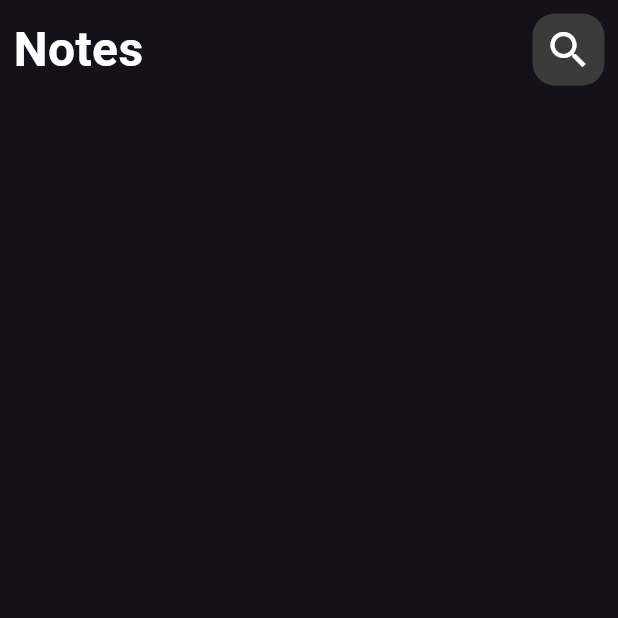
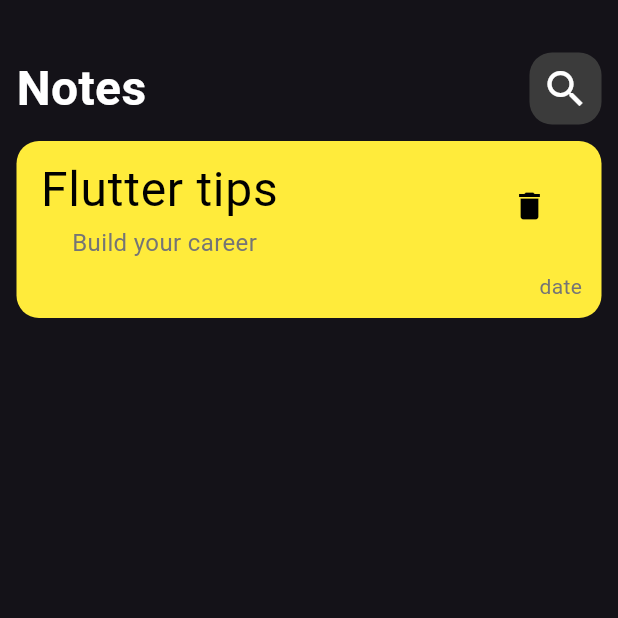
Before and after one commit to Muhammadkhiry/notes_app, a Flutter app: the screen it shows after launch, on a phone screen of 412 x 824 dp, the top half of it. Run offline on Flutter 3.47's test engine with Material 3 defaults, Android fonts, the light colour scheme and no system bars.

Commit message:
note item widget, refactoring the notes view

```diff
--- /dev/null
+++ b/lib/widgets/note_item.dart
@@ -0,0 +1,42 @@
+import 'package:flutter/material.dart';
+
+class NoteItem extends StatelessWidget {
+  const NoteItem({super.key});
+
+  @override
+  Widget build(BuildContext context) {
+    return Container(
+      decoration: BoxDecoration(
+        color: Colors.yellow,
+        borderRadius: BorderRadius.circular(15),
+      ),
+      child: Column(
+        crossAxisAlignment: CrossAxisAlignment.end,
+        children: [
+          ListTile(
+            title: Text(
+              "Flutter tips",
+              style: TextStyle(color: Colors.black, fontSize: 32),
+            ),
+            subtitle: Text(
+              "     Build your career",
+              style: TextStyle(color: Colors.grey[600], fontSize: 16),
+            ),
+            trailing: IconButton(
+              onPressed: () {},
+              icon: Icon(Icons.delete),
+              color: Colors.black,
+            ),
+          ),
+          Padding(
+            padding: const EdgeInsets.only(bottom: 11, right: 13),
+            child: Text(
+              "date",
+              style: TextStyle(color: Colors.grey[600], fontSize: 14),
+            ),
+          ),
+        ],
+      ),
+    );
+  }
+}
--- a/lib/widgets/notes_view_body.dart
+++ b/lib/widgets/notes_view_body.dart
@@ -1,5 +1,6 @@
 import 'package:flutter/material.dart';
 import 'package:note_app/widgets/custom_app_bar.dart';
+import 'package:note_app/widgets/note_item.dart';
 
 class NotesViewBody extends StatelessWidget {
   const NotesViewBody({super.key});
@@ -7,8 +8,16 @@ class NotesViewBody extends StatelessWidget {
   @override
   Widget build(BuildContext context) {
     return Padding(
-      padding: const EdgeInsets.all(9.0),
-      child: ListView(children: [CustomAppBar()]),
+      padding: const EdgeInsets.only(right: 11, left: 11),
+      child: ListView(
+        padding: EdgeInsets.only(bottom: 5),
+        children: [
+          SizedBox(height: 35),
+          CustomAppBar(),
+          SizedBox(height: 11),
+          NoteItem(),
+        ],
+      ),
     );
   }
 }
```
